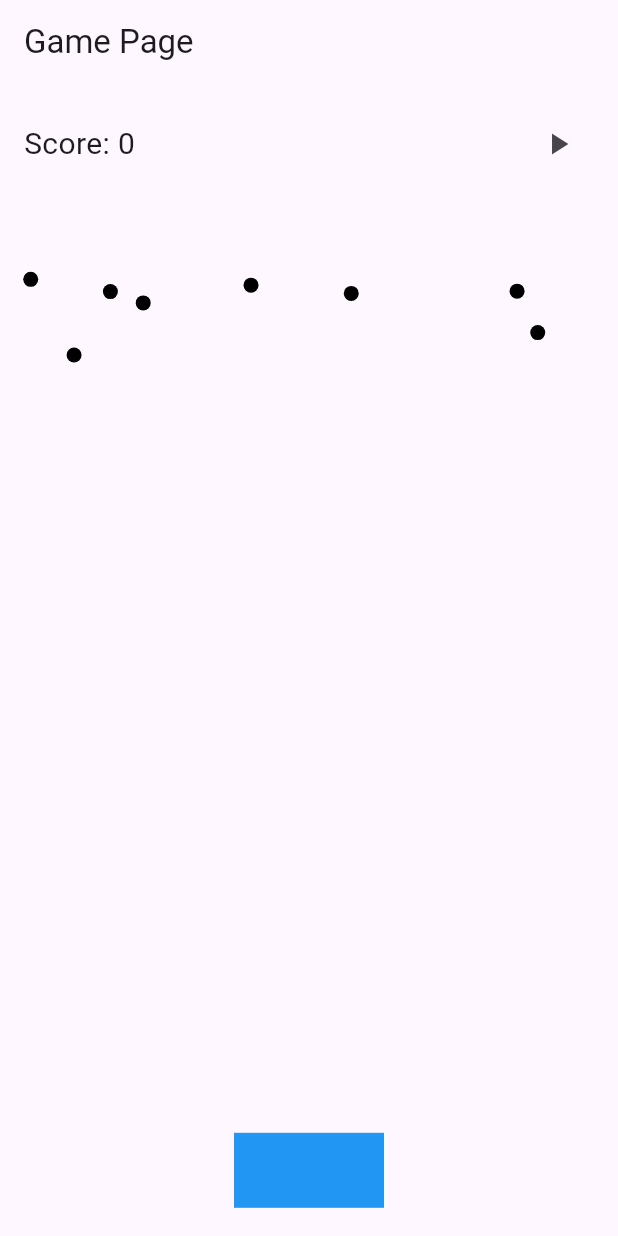
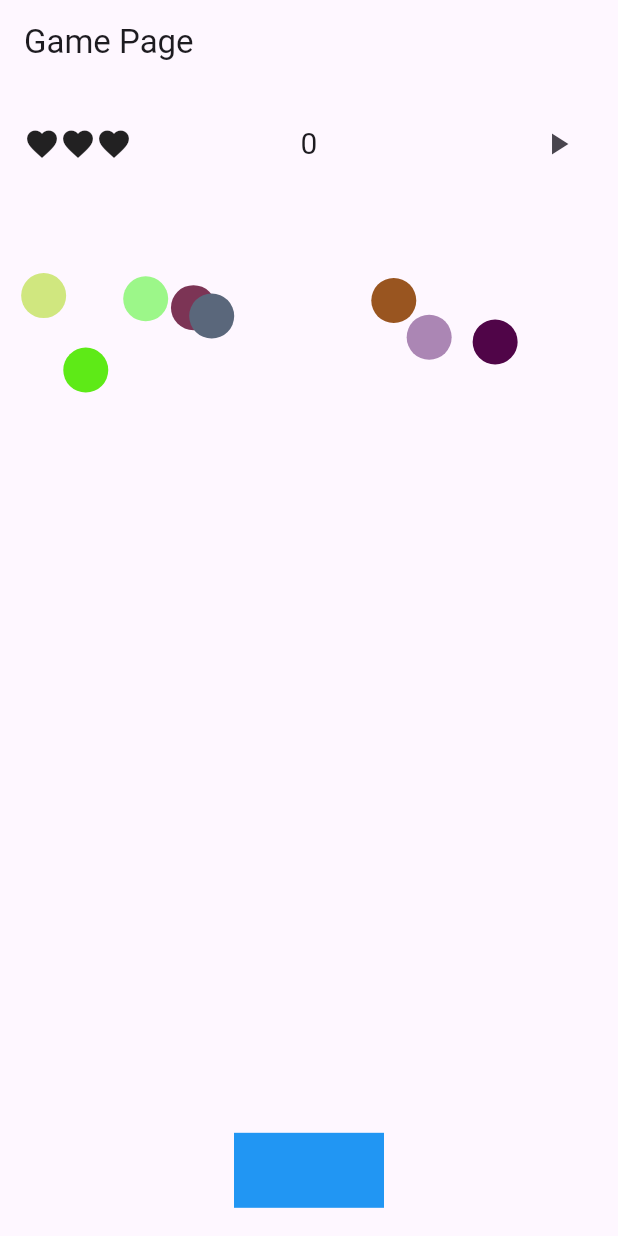
Before and after one commit to TzuHsuanLin-127322/Comp5450Exercise3, a Flutter app: the screen it shows after launch, after a tap on the "pause" icon, on a phone screen of 412 x 824 dp. Run offline on Flutter 3.47's test engine with Material 3 defaults, Android fonts, the phone set to English and light mode, and no system bars.

Commit message:
Display game over

```diff
--- a/lib/main.dart
+++ b/lib/main.dart
@@ -32,28 +32,30 @@
   @override
   State<GamePlay> createState() => _GamePlayState();
 }
-
+const int MAX_LIVES = 3;
+const double BALL_SIZE = 30.0;
 class _GamePlayState extends State<GamePlay>
     with SingleTickerProviderStateMixin {
+
+  late Ticker ticker;
+
   bool _isPaused = false;
+  int _score = 0;
+  int _lives = MAX_LIVES;
+  final List<Ball> _balls = [];
+  double _nextBallSpawnTime = 0.0;
+  Duration? _lastTickTime;
 
-  int _score = 0;
   double bucketX = 0.0;
   double bucketWidth = 100.0;
   double bucketHeight = 50.0;
 
-  List<Ball> _balls = [];
-  double _nextBallSpawnTime = 0.0;
-
-  late Ticker ticker;
-  Duration? _lastTickTime;
   final Random _rng = Random();
 
   BoxConstraints _gameAreaSize = BoxConstraints();
 
   @override
   void initState() {
-    print('initState');
     // TODO: implement initState
     super.initState();
     WidgetsBinding.instance.addPostFrameCallback((timeStamp) {
@@ -75,15 +77,18 @@
             child: Row(
               mainAxisAlignment: MainAxisAlignment.spaceBetween,
               children: [
-                Text('Score: $_score', style: TextStyle(fontSize: 20)),
-                Row(
+                Expanded(child: _renderLives()),
+                Expanded(child: Center(child: Text('$_score', style: TextStyle(fontSize: 20)))),
+                Expanded(child:  Row(
+                  mainAxisAlignment: MainAxisAlignment.end,
                   children: [
                     IconButton(
-                      onPressed: () => togglePause(),
+                      onPressed: () => _togglePause(),
                       icon: Icon(_isPaused ? Icons.play_arrow : Icons.pause),
                     ),
                   ],
-                ),
+                ),)
+
               ],
             ),
           ),
@@ -117,7 +122,6 @@
   }
 
   void _onTick(Duration duration) {
-    print('ticker._onTick');
     double deltaTime = 0;
     if (_lastTickTime != null) {
       deltaTime = (duration.inMilliseconds - _lastTickTime!.inMilliseconds)
@@ -131,7 +135,6 @@
   }
 
   void _updateObjectPosition() {
-    double screenHeight = _getScreenSize().height;
     double bucketTop = _gameAreaSize.maxHeight * 0.9;
     double bucketLeft = bucketX;
     double bucketRight = bucketX + bucketWidth;
@@ -149,19 +152,20 @@
       // Bucket Collision
       if (ballBottomCrossBucketTop && ballTouchBucketSide) {
         _score++;
+        _lives = MAX_LIVES;
         _balls.remove(ball);
       }
       // Ball out of screen
-      if (ball.position[1] > screenHeight) {
+      if (ball.position[1] > _gameAreaSize.maxHeight) {
         _balls.remove(ball);
+        _lives--;
+        _checkGameOver();
       }
     }
   }
 
   void _updateSpawnTimer(double deltaTime) {
-    print(deltaTime);
     _nextBallSpawnTime -= deltaTime;
-    print('nextBallSpawnTime: $_nextBallSpawnTime');
     if (_nextBallSpawnTime <= 0.0) {
       _spawnBall();
       _nextBallSpawnTime =
@@ -170,11 +174,16 @@
   }
 
   void _spawnBall() {
-    double ballWidth = 10;
-    double x = _rng.nextDouble() * (_getScreenSize().width - ballWidth);
+    double x = _rng.nextDouble() * (_getScreenSize().width - BALL_SIZE);
     double speed = 1 + (_rng.nextBool() ? 1 : -1) * (_rng.nextDouble() / 2);
     _balls.add(
-      Ball(Colors.black, [x, 0.05 * _getScreenSize().height], [0, speed]),
+      Ball(_randomColor(), [x, 0.05 * _getScreenSize().height], [0, speed], [30, 30]),
+    );
+  }
+
+  Widget _renderLives() {
+    return Row(
+      children: _lives > 0 ? List.generate(_lives, (index) => Icon(Icons.favorite)) : [],
     );
   }
 
@@ -210,6 +219,9 @@
 
   void _onHorizontalDragUpdate(DragUpdateDetails details) {
     setState(() {
+      if (_isPaused) {
+        return;
+      }
       bucketX = clampDouble(
         bucketX + details.delta.dx,
         0,
@@ -218,18 +230,54 @@
     });
   }
 
-  void togglePause() {
+  void _togglePause() {
     setState(() {
       _isPaused = !_isPaused;
       if (_isPaused) {
-        print('pause');
         ticker.stop();
         _lastTickTime = null;
       } else {
-        print('resume');
         ticker.start();
       }
     });
+  }
+
+  void _checkGameOver() {
+    if (_lives > 0) {
+      return;
+    }
+    _isPaused = true;
+    ticker.stop();
+    _lastTickTime = null;
+    showDialog(context: context, builder:(context) => AlertDialog(
+      title: Text('Game Over'),
+      content: Text('Your score is $_score'),
+      actions: [
+        TextButton(
+          child: Text('Play Again'),
+          onPressed: () {
+            _resetGame();
+            Navigator.of(context).pop();
+          }
+        )
+      ]
+    ));
+  }
+
+  void _resetGame() {
+    setState(() {
+      _score = 0;
+      _lives = MAX_LIVES;
+      _balls.clear();
+      _nextBallSpawnTime = 0.0;
+      _lastTickTime = null;
+      _isPaused = false;
+      ticker.start();
+    });
+  }
+
+  Color _randomColor() {
+    return Color.fromARGB(255, _rng.nextInt(256), _rng.nextInt(256), _rng.nextInt(256));
   }
 
   Size _getScreenSize() => MediaQuery.of(context).size;
@@ -240,8 +288,8 @@
   List<double> previousPosition = [0.0, 0.0];
   List<double> position = [0.0, 0.0];
   List<double> velocity = [0.0, 0.0];
-  List<double> size = [10.0, 10.0];
-  Ball(this.color, this.position, this.velocity);
+  List<double> size = [BALL_SIZE, BALL_SIZE];
+  Ball(this.color, this.position, this.velocity, this.size);
 
   void updatePosition() {
     previousPosition[0] = position[0];
```
